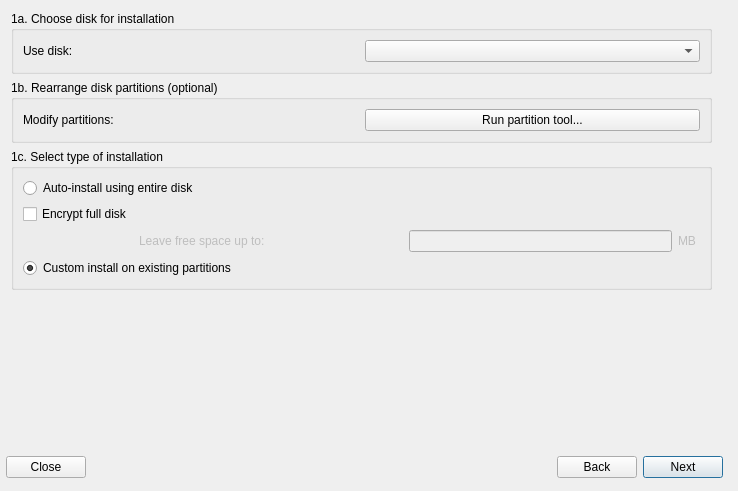
This is meinstall.ui in gazelle-installer/gazelle-installer as Qt 5 draws it before an edit. The edited form follows.
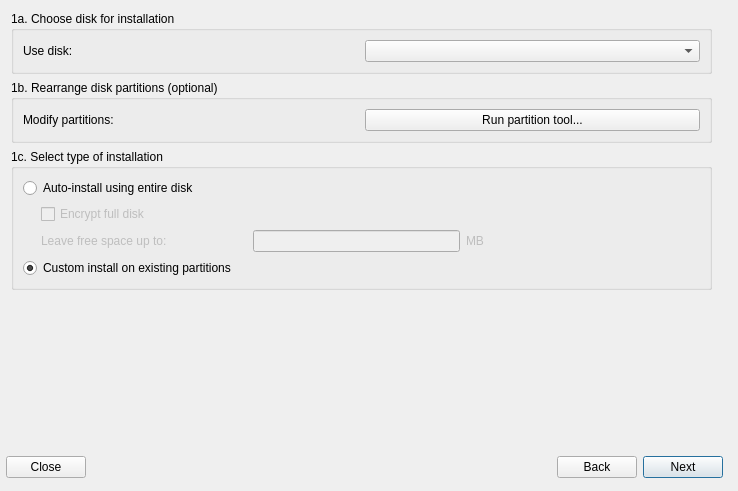
This is the edited form. The open tabs and pages were chosen to show the change. Icons and pictures are not drawn.

Commit message: hide fde checkbox if not autoinstall

```diff
--- a/meinstall.ui
+++ b/meinstall.ui
@@ -400,7 +400,20 @@
             </property>
            </widget>
           </item>
-          <item row="0" column="0" colspan="4">
+          <item row="2" column="4">
+           <spacer name="horizontalSpacer_2">
+            <property name="orientation">
+             <enum>Qt::Horizontal</enum>
+            </property>
+            <property name="sizeHint" stdset="0">
+             <size>
+              <width>40</width>
+              <height>20</height>
+             </size>
+            </property>
+           </spacer>
+          </item>
+          <item row="0" column="0" colspan="5">
            <widget class="QRadioButton" name="entireDiskButton">
             <property name="sizePolicy">
              <sizepolicy hsizetype="MinimumExpanding" vsizetype="Minimum">
@@ -432,8 +445,11 @@
             </property>
            </widget>
           </item>
-          <item row="1" column="0">
+          <item row="1" column="1">
            <widget class="QCheckBox" name="checkboxencryptauto">
+            <property name="enabled">
+             <bool>false</bool>
+            </property>
             <property name="text">
              <string>Encrypt full disk</string>
             </property>
```
Left out of the diff: 20 changed lines with no effect on the pictures. The commit also changes 1 other file.
